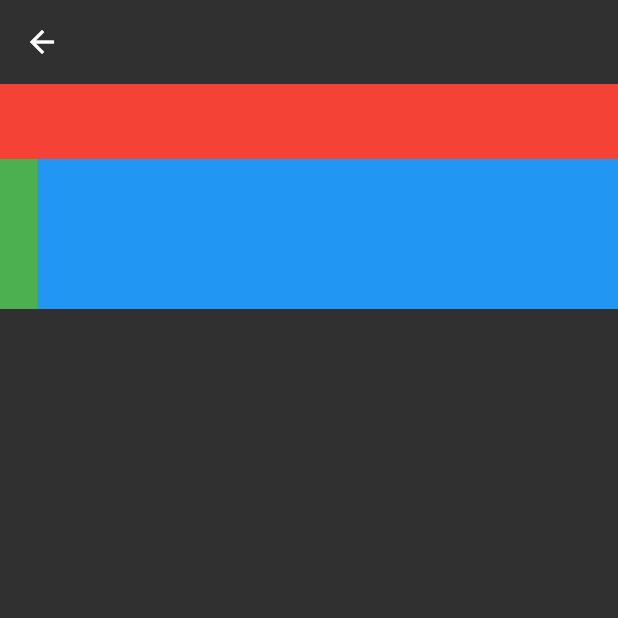
After one commit to MislinaSarac/FlutterLearn, a Flutter app: the Stacklearn screen opened directly, on a phone screen of 412 x 824 dp, the top half of it. The commit adds this screen. Run offline on Flutter 3.47's test engine with Material 2 defaults, Android fonts, the phone set to English and light mode, and no system bars; network calls fail.

Commit message:
add stack, stack demo

```diff
--- /dev/null
+++ b/lib/101/stack_learn.dart
@@ -0,0 +1,36 @@
+import 'package:flutter/material.dart';
+
+class Stacklearn extends StatelessWidget {
+  const Stacklearn({super.key});
+
+  @override
+  Widget build(BuildContext context) {
+    return Scaffold(
+      appBar: AppBar(),
+      body: Stack(
+        children: [
+          Positioned.fill(
+            top: 100,
+            child: Container(
+              color: Colors.blue,
+            ),
+          ),
+          Container(
+            color: Colors.red,
+            height: 100,
+          ),
+          Padding(
+              padding: const EdgeInsets.only(top: 50),
+              child: Container(color: Colors.blue, height: 100)),
+          Positioned(
+              bottom: 0,
+              height: 100,
+              width: 25,
+              child: Container(
+                color: Colors.green,
+              )),
+        ],
+      ),
+    );
+  }
+}
--- a/lib/main.dart
+++ b/lib/main.dart
@@ -14,9 +14,11 @@ import '101/custom_widget_learn.dart';
 import '101/icon_learn.dart';
 import '101/indicator_learn.dart';
 import '101/padding_learn.dart';
+import '101/stack_learn.dart';
 import '101/stateless_learn.dart';
 import '101/image_learn.dart';
 import '101/list_tile_learn.dart';
+import 'demos/stack_demo_view.dart';
 
 void main() {
   runApp(const MyApp());
@@ -41,6 +43,6 @@ class MyApp extends StatelessWidget {
               backgroundColor: Colors.transparent,
               elevation: 0,
             )),
-        home: ColumnRowLearn());
+        home: const StackDemoView());
   }
 }
```
Also changed, not shown: lib/demos/stack_demo_view.dart (added, +42 -0 lines).
